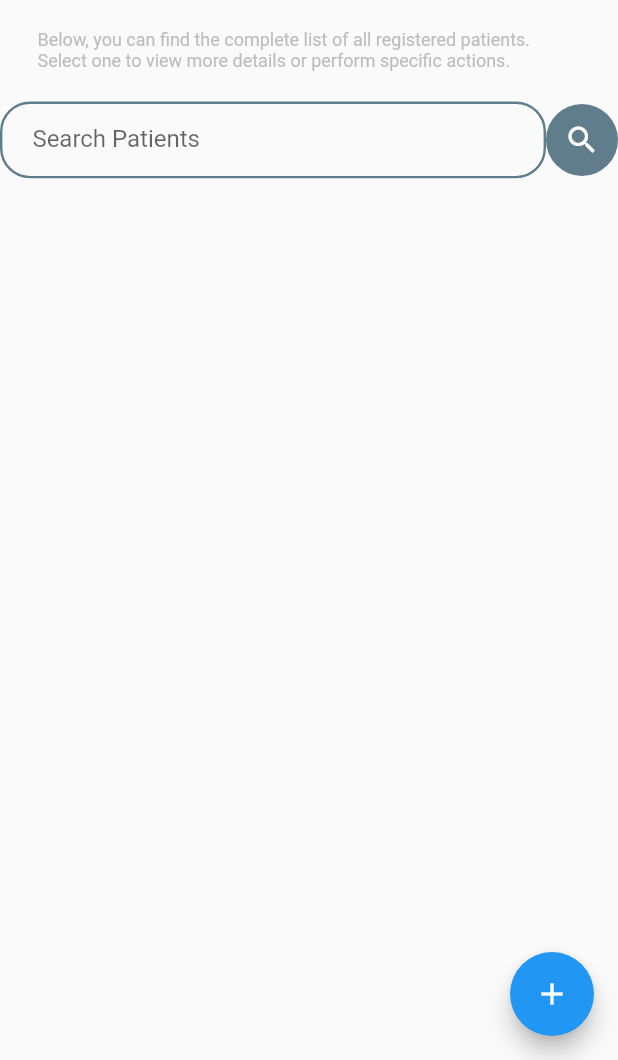
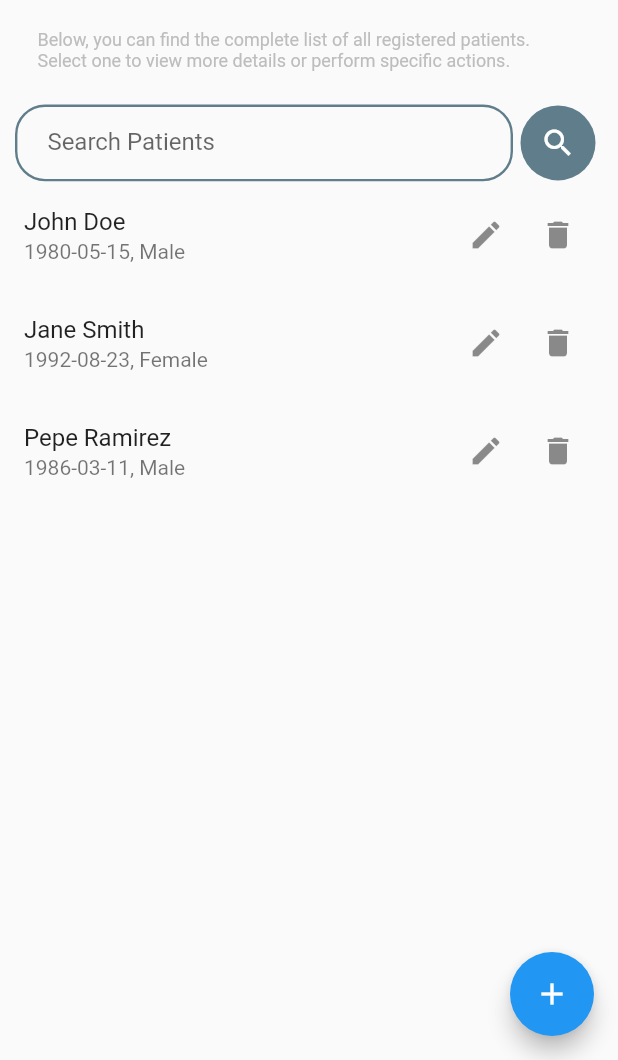
Before and after one commit to amfdaw/Flutter-Patient-List-App, a Flutter app: the MainPage screen opened by its route, on a phone screen of 412 x 824 dp, the part 176-1236 px from its top. Run offline on Flutter 3.47's test engine with Material 2 defaults, Android fonts, the phone set to English and light mode, and no system bars; our stand-ins replace flutter_svg; network calls fail.

Commit message:
Search functionality implemented, list messages added

```diff
--- a/lib/main.dart
+++ b/lib/main.dart
@@ -1,4 +1,6 @@
 import 'package:flutter/material.dart';
+import 'package:flutter_svg/flutter_svg.dart';
+
 
 void main() {
   runApp(MyApp());
@@ -84,10 +86,39 @@ class MainPage extends StatefulWidget {
 
 class _MainPageState extends State<MainPage> {
   List<Patient> patientList = [];
+  List<Patient> filteredPatients = []; // Define filteredPatients here
   TextEditingController nameController = TextEditingController();
   TextEditingController dateController = TextEditingController();
   Gender? selectedGender;
-  int selectedPatientIndex = -1; // To track the selected patient for editing
+  int selectedPatientIndex = -1;
+  String searchQuery = '';
+  Widget emptyListMessage = Text("The patient list is empty");
+
+  @override
+  void initState() {
+    // Initialize your patientList here
+    super.initState();
+    patientList = [
+      Patient(name: 'John Doe', dateOfBirth: DateTime(1980, 5, 15), gender: Gender.male),
+      Patient(name: 'Jane Smith', dateOfBirth: DateTime(1992, 8, 23), gender: Gender.female),
+      Patient(name: 'Pepe Ramirez', dateOfBirth: DateTime(1986, 3, 11), gender: Gender.male),
+    ];
+    filteredPatients = patientList;
+  }
+
+  void filterPatients() {
+    if (searchQuery.isEmpty) {
+      filteredPatients = patientList.toList(); // No search query, show all patients
+    } else {
+      setState(() {
+        filteredPatients = patientList.where((patient) {
+          final name = patient.name.toLowerCase();
+          return name.contains(searchQuery.toLowerCase());
+        }).toList();
+      });
+    }
+  }
+
 
   @override
   Widget build(BuildContext context) {
@@ -132,31 +163,36 @@ class _MainPageState extends State<MainPage> {
               ),
             ),
           ),
-          SizedBox(height: 20),
-          Row(
+          SizedBox(height: 22),
+          Padding(
+            padding: const EdgeInsets.symmetric(horizontal: 10.0), // Adjust the horizontal padding as needed
+            child: Row(
               children: [
                 Expanded(
                   child: Container(
                     decoration: BoxDecoration(
-                    borderRadius: BorderRadius.circular(20), // Adjust the border radius as needed
-                    border: Border.all(color: Colors.blueGrey, width: 1.6), // Border styling
+                      borderRadius: BorderRadius.circular(20),
+                      border: Border.all(color: Colors.blueGrey, width: 1.6),
                     ),
                     child: TextField(
                       decoration: InputDecoration(
                         labelText: 'Search Patients',
-                      contentPadding: EdgeInsets.symmetric(horizontal: 20), // Adjust the padding as needed
-                      border: InputBorder.none, // Remove the default border
-
+                        contentPadding: EdgeInsets.symmetric(horizontal: 20),
+                        border: InputBorder.none,
                       ),
                       onChanged: (query) {
-                      // Implement your search functionality here
-                      // You can filter the patientList based on the search query
-                      // and update the displayed list accordingly
+                        setState(() {
+                          searchQuery = query;
+                          filterPatients();
+                        });
                       },
                     ),
                   ),
                 ),
-              Container(
+                SizedBox(
+                  width: 60.0, // Adjust the width to make the search icon smaller
+                  height: 50.0, // Adjust the height to make the search icon smaller
+                  child: Container(
                     decoration: BoxDecoration(
                       shape: BoxShape.circle,
                       color: Colors.blueGrey,
@@ -169,29 +205,39 @@ class _MainPageState extends State<MainPage> {
                       },
                     ),
                   ),
+                ),
               ],
             ),
+          ),
+
           Expanded(
-            child: ListView.builder(
-              itemCount: patientList.length,
+            child: filteredPatients.isEmpty
+                ? Center(
+              child: searchQuery.isNotEmpty
+                  ? Text("There are no patients with that name")
+                  : emptyListMessage,
+            ): ListView.builder(
+              itemCount: filteredPatients.length, // Use the filteredPatients list
               itemBuilder: (context, index) {
-                final patient = patientList[index];
+                final patient = filteredPatients[index]; // Get the patient from the filtered list
                 return ListTile(
                   title: Text(patient.name),
-                  subtitle: Text('${patient.dateOfBirth.toString().split(' ')[0]}, ${patient.gender == Gender.male ? 'Male' : 'Female'}'),
+                  subtitle: Text(
+                    '${patient.dateOfBirth.toString().split(' ')[0]}, ${patient.gender == Gender.male ? 'Male' : 'Female'}',
+                  ),
                   trailing: Row(
                     mainAxisSize: MainAxisSize.min,
                     children: [
                       IconButton(
                         icon: Icon(Icons.edit),
                         onPressed: () {
-                          _showEditPatientDialog(context, index);
+                          _showEditPatientDialog(context, patientList.indexOf(patient));
                         },
                       ),
                       IconButton(
                         icon: Icon(Icons.delete),
                         onPressed: () {
-                          _deletePatient(index);
+                          _deletePatient(patientList.indexOf(patient));
                         },
                       ),
                     ],
@@ -200,6 +246,7 @@ class _MainPageState extends State<MainPage> {
               },
             ),
           ),
+
         ],
       ),
       floatingActionButton: FloatingActionButton(
--- a/pubspec.yaml
+++ b/pubspec.yaml
@@ -55,8 +55,8 @@ flutter:
   # included with your application, so that you can use the icons in
   # the material Icons class.
   uses-material-design: true
-  assets:
-    - assets/Start.svg
+  #assets:
+  #  - assets/Start.svg
 
 
   # To add assets to your application, add an assets section, like this:
```
Also changed, not shown: assets/Start.svg (deleted), assets/start.png (deleted). Lines whose indentation alone changed are shown as unchanged.
